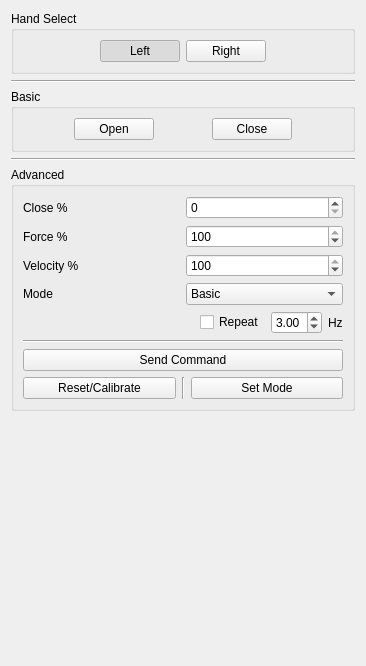
Qt form software/ddapp/src/app/ddHandControl.ui (openhumanoids/oh-distro) before a commit.
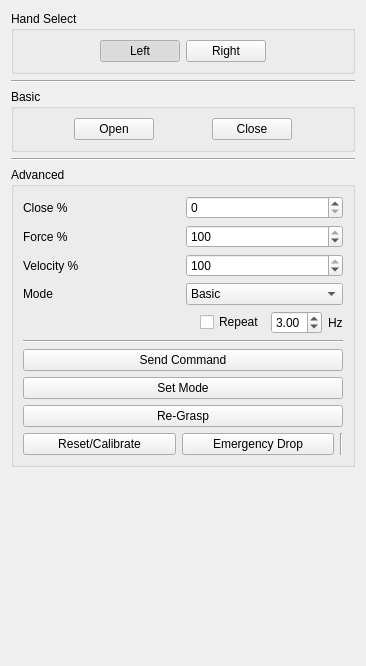
The same form after that commit.

Commit message: Adding drop button and regrasp code to UI

Diff of the .ui file:
```diff
--- a/software/ddapp/src/app/ddHandControl.ui
+++ b/software/ddapp/src/app/ddHandControl.ui
@@ -323,6 +323,20 @@
           </property>
          </widget>
         </item>
+        <item>
+         <widget class="QPushButton" name="setModeButton">
+          <property name="text">
+           <string>Set Mode</string>
+          </property>
+         </widget>
+        </item>
+        <item>
+         <widget class="QPushButton" name="regraspButton">
+          <property name="text">
+           <string>Re-Grasp</string>
+          </property>
+         </widget>
+        </item>
         <item>
          <layout class="QHBoxLayout" name="horizontalLayout_4">
           <item>
@@ -332,6 +346,13 @@
             </property>
            </widget>
           </item>
+          <item>
+           <widget class="QPushButton" name="dropButton">
+            <property name="text">
+             <string>Emergency Drop</string>
+            </property>
+           </widget>
+          </item>
           <item>
            <widget class="Line" name="line_5">
             <property name="orientation">
@@ -339,13 +360,6 @@
             </property>
            </widget>
           </item>
-          <item>
-           <widget class="QPushButton" name="setModeButton">
-            <property name="text">
-             <string>Set Mode</string>
-            </property>
-           </widget>
-          </item>
          </layout>
         </item>
        </layout>
```
The commit also changes 2 other files.
